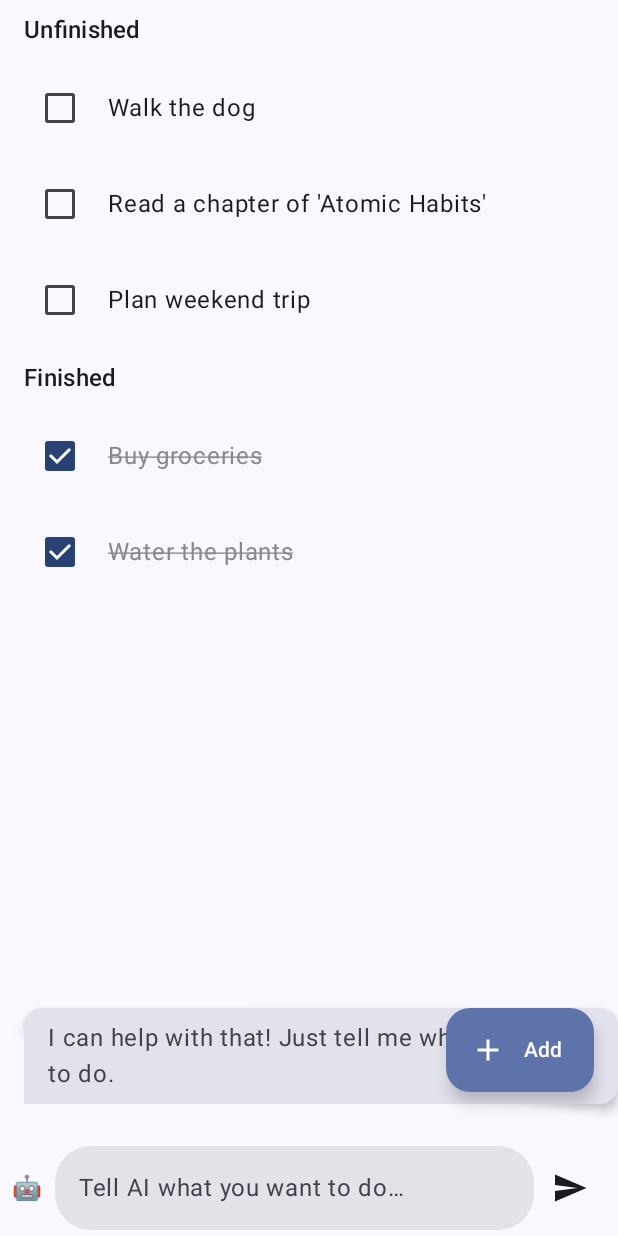
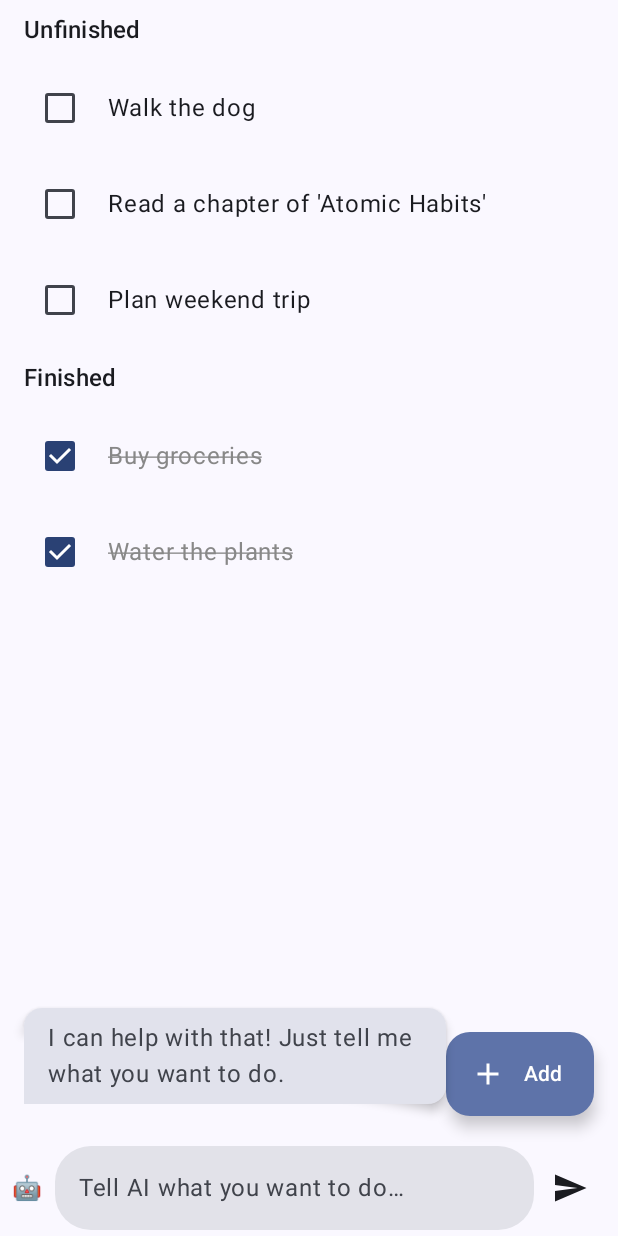
Before and after one commit to bincat233/NekoTask, an Android app built with Jetpack Compose: the screen it shows after launch (MainActivity), on a phone screen of 412 x 824 dp. Run offline under Robolectric (Android 15) with nearby library versions, the phone set to English and light mode, and no system bars.

Commit message:
Make the conversation bubble automatically shrink to avoid overlapping with add button.

```diff
--- a/app/src/main/java/me/superbear/todolist/MainActivity.kt
+++ b/app/src/main/java/me/superbear/todolist/MainActivity.kt
@@ -6,6 +6,7 @@ import androidx.activity.ComponentActivity
 import androidx.activity.compose.BackHandler
 import androidx.activity.compose.setContent
 import androidx.compose.animation.AnimatedVisibility
+import androidx.compose.animation.core.animateDpAsState
 import androidx.compose.animation.fadeIn
 import androidx.compose.animation.fadeOut
 import androidx.compose.animation.slideInVertically
@@ -16,9 +17,12 @@ import androidx.compose.foundation.layout.Box
 import androidx.compose.foundation.layout.Column
 import androidx.compose.foundation.layout.Row
 import androidx.compose.foundation.layout.Spacer
+import androidx.compose.foundation.layout.WindowInsets
+import androidx.compose.foundation.layout.asPaddingValues
 import androidx.compose.foundation.layout.fillMaxSize
 import androidx.compose.foundation.layout.fillMaxWidth
 import androidx.compose.foundation.layout.heightIn
+import androidx.compose.foundation.layout.ime
 import androidx.compose.foundation.layout.imePadding
 import androidx.compose.foundation.layout.padding
 import androidx.compose.foundation.lazy.LazyColumn
@@ -42,15 +46,19 @@ import androidx.compose.material3.TextButton
 import androidx.compose.material3.TextField
 import androidx.compose.runtime.Composable
 import androidx.compose.runtime.LaunchedEffect
+import androidx.compose.runtime.State
 import androidx.compose.runtime.getValue
 import androidx.compose.runtime.mutableStateOf
 import androidx.compose.runtime.remember
 import androidx.compose.runtime.rememberCoroutineScope
+import androidx.compose.runtime.rememberUpdatedState
 import androidx.compose.runtime.setValue
 import androidx.compose.ui.Alignment
 import androidx.compose.ui.Modifier
 import androidx.compose.ui.graphics.Color
+import androidx.compose.ui.layout.onSizeChanged
 import androidx.compose.ui.platform.LocalContext
+import androidx.compose.ui.platform.LocalDensity
 import androidx.compose.ui.text.style.TextDecoration
 import androidx.compose.ui.tooling.preview.Preview
 import androidx.compose.ui.unit.dp
@@ -73,17 +81,31 @@ class MainActivity : ComponentActivity() {
                     allItems = todoRepository.getTasks("todolist_items.json")
                 }
 
-                var aiReply by remember { mutableStateOf("I can help with that! Just tell me what you want to do.") }
+                var bubbleStack by remember { mutableStateOf(listOf("I can help with that! Just tell me what you want to do.")) }
                 var manualMode by remember { mutableStateOf(false) }
                 var manualTitle by remember { mutableStateOf("") }
                 var manualDesc by remember { mutableStateOf("") }
 
+                val imeVisible = WindowInsets.ime.asPaddingValues().calculateBottomPadding() > 0.dp
+                var fabWidth by remember { mutableStateOf(0.dp) }
+                val localDensity = LocalDensity.current
 
                 Box(modifier = Modifier.fillMaxSize()) {
                     Scaffold(
                         bottomBar = {
                             if (!manualMode) {
                                 ChatInputBar(modifier = Modifier.imePadding())
+                            }
+                        },
+                        floatingActionButton = {
+                            if (!manualMode && !imeVisible) {
+                                ManualAddFab(
+                                    onClick = { manualMode = true },
+                                    modifier = Modifier
+                                        .onSizeChanged {
+                                            fabWidth = with(localDensity) { it.width.toDp() }
+                                        }
+                                )
                             }
                         },
                         modifier = Modifier.fillMaxSize()
@@ -134,19 +156,20 @@ class MainActivity : ComponentActivity() {
                             )
                         }
                     }
-                    SpeechBubble(
-                        text = aiReply,
-                        modifier = Modifier
-                            .align(Alignment.BottomStart)
-                            .padding(bottom = 80.dp) // Position above the ChatInputBar
-                            .imePadding()
-                    )
-                    if (!manualMode) {
-                        ManualAddFab(
-                            onClick = { manualMode = true },
+                    val bottomPadding = 80.dp
+                    bubbleStack.forEachIndexed { index, text ->
+                        val isLast = index == bubbleStack.lastIndex
+                        val avoidancePadding by animateDpAsState(
+                            if (isLast && !imeVisible && !manualMode) fabWidth + 16.dp else 0.dp
+                        )
+
+                        SpeechBubble(
+                            text = text,
                             modifier = Modifier
-                                .align(Alignment.BottomEnd)
-                                .padding(end = 16.dp, bottom = 96.dp) // sits above ChatInputBar
+                                .align(Alignment.BottomStart)
+                                .padding(bottom = bottomPadding * (bubbleStack.size - index))
+                                .padding(end = avoidancePadding)
+                                .imePadding()
                         )
                     }
 
```
